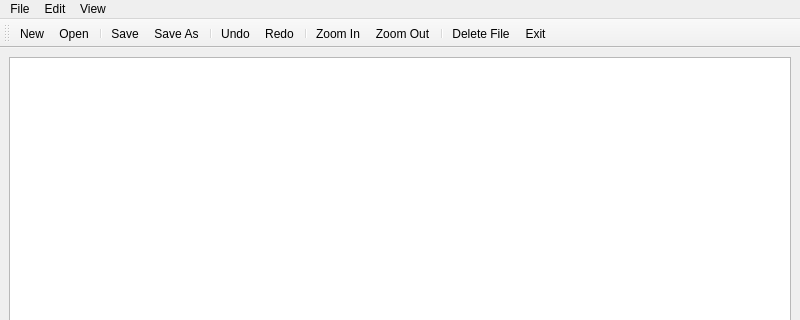
Qt form form.ui (DatBogie/TextEditor) before a commit; both pictures show x 0 to 800 and y 0 to 320 of the 800 by 600 pixel window.
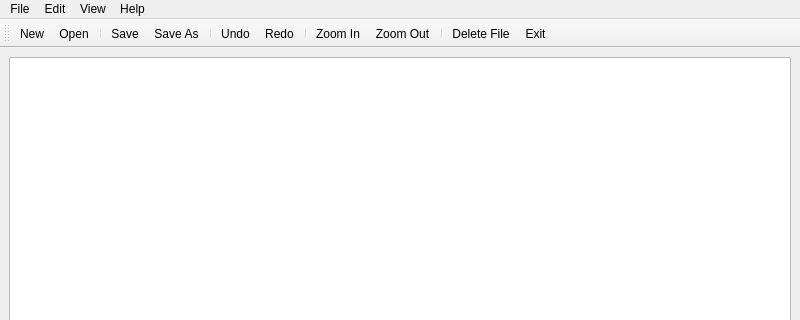
The same form after that commit. Icons and pictures are not drawn.

The edit to the form file:
```diff
--- a/form.ui
+++ b/form.ui
@@ -57,9 +57,16 @@
     <addaction name="actionZoomIn"/>
     <addaction name="actionZoomOut"/>
    </widget>
+   <widget class="QMenu" name="menuHelp">
+    <property name="title">
+     <string>Help</string>
+    </property>
+    <addaction name="actionAbout"/>
+   </widget>
    <addaction name="menuFile"/>
    <addaction name="menuEdit"/>
    <addaction name="menuView"/>
+   <addaction name="menuHelp"/>
   </widget>
   <widget class="QToolBar" name="toolBar">
    <property name="windowTitle">
```
Left out of the diff: 8 changed lines with no effect on the pictures.
